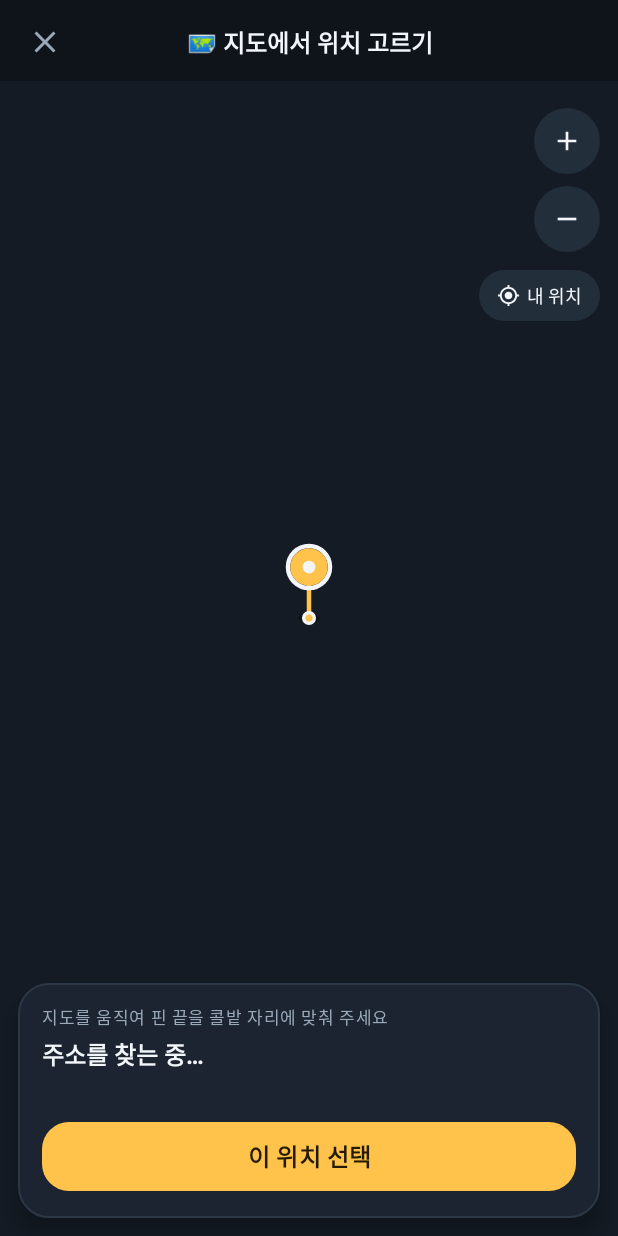
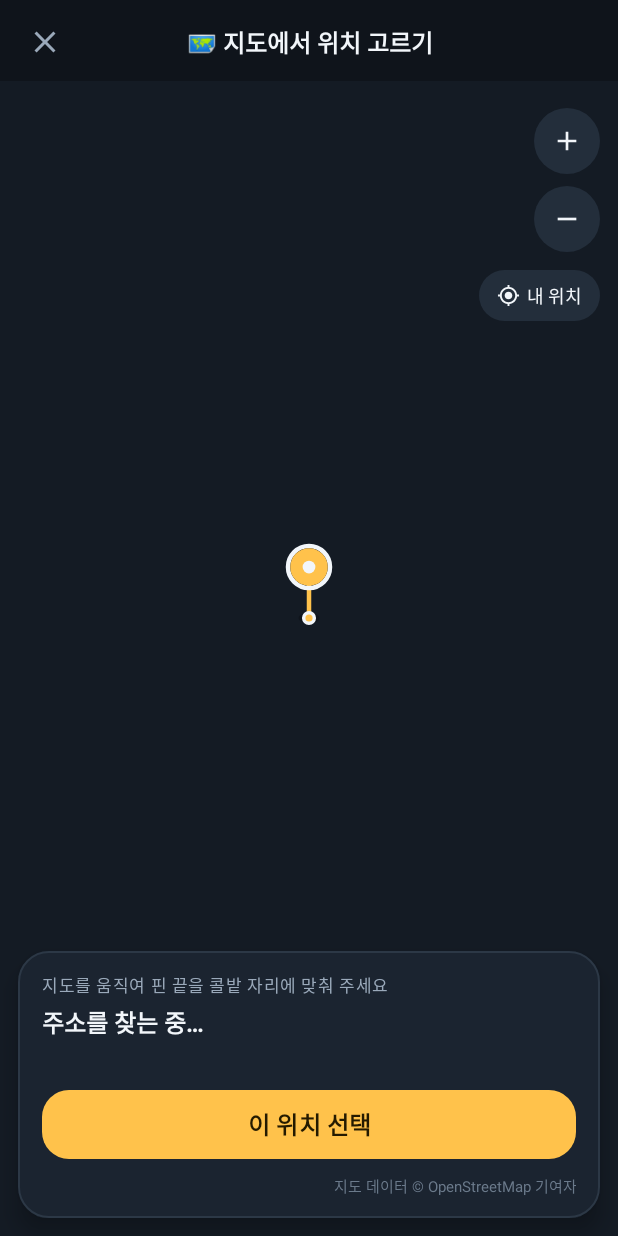
Before and after one commit to youngsujoa1-cyber/daeri-ledger, an Android app: the layout dialog_spot_picker_map.xml on its own in the app's theme, with its tools: preview values and no code run, on a phone screen of 412 x 824 dp. Run offline under Robolectric (Android 15) with nearby library versions, the phone set to English and light mode, and no system bars.

Commit message:
대리장부 v1.0.17: 지도 화면에 OSM 출처 표기(지도 데이터 © OpenStreetMap 기여자) 추가

```diff
--- a/app/src/main/res/layout/dialog_spot_picker_map.xml
+++ b/app/src/main/res/layout/dialog_spot_picker_map.xml
@@ -157,6 +157,17 @@
             android:minHeight="54dp"
             android:text="이 위치 선택"
             android:textSize="16sp" />
+
+        <!-- OSM 타일 이용 정책이 요구하는 출처 표기 -->
+        <TextView
+            android:id="@+id/attributionText"
+            android:layout_width="match_parent"
+            android:layout_height="wrap_content"
+            android:layout_marginTop="6dp"
+            android:gravity="end"
+            android:text="지도 데이터 © OpenStreetMap 기여자"
+            android:textColor="@color/text_tertiary"
+            android:textSize="10sp" />
     </LinearLayout>
 
 </FrameLayout>
```
